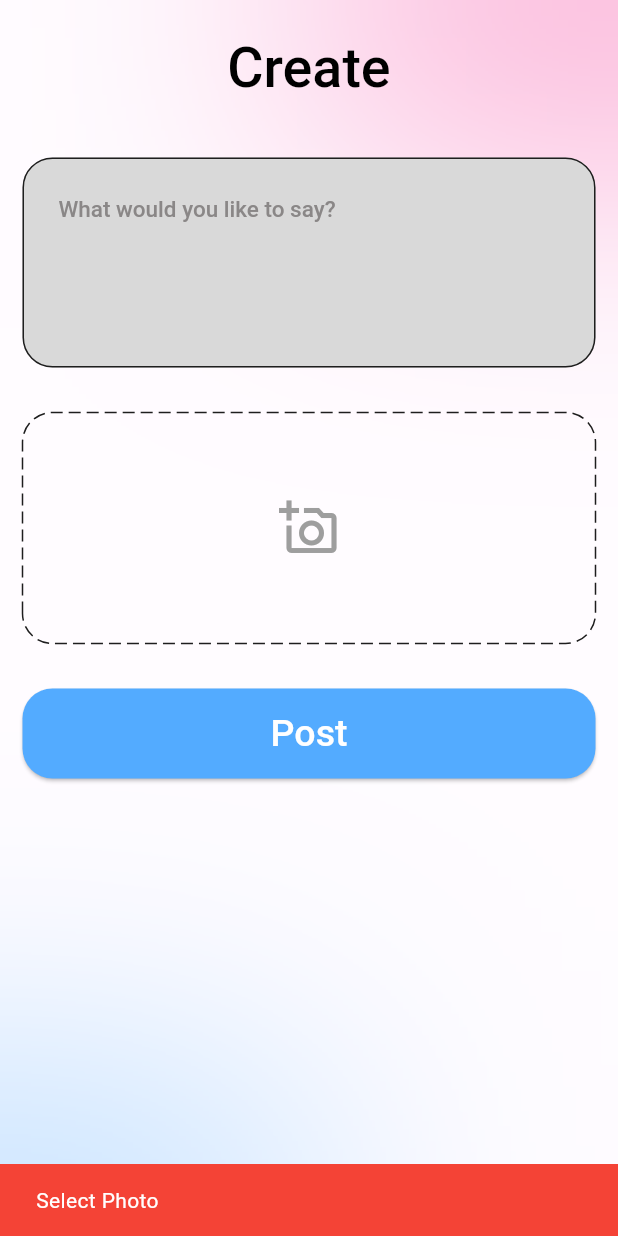
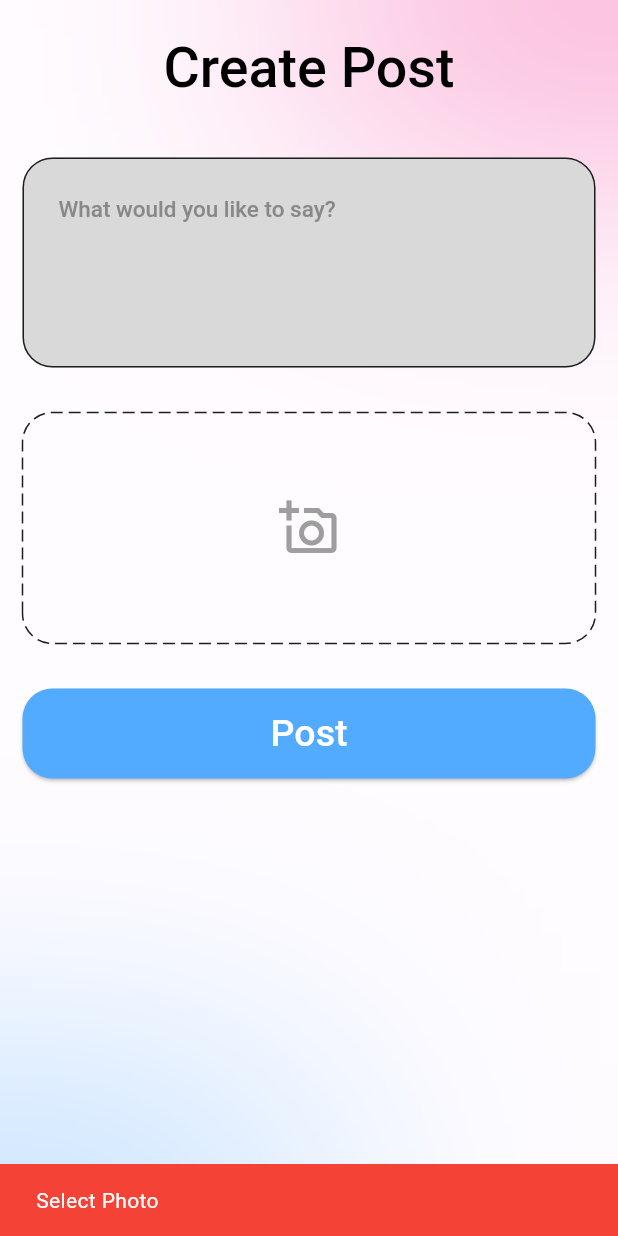
Before and after one commit to AnandhuA/SocialMedia, a Flutter app: the AddPostScreen screen opened directly, after a tap on "Post", on a phone screen of 412 x 824 dp. Run offline on Flutter 3.47's test engine with Material 3 defaults, Android fonts, the phone set to English and light mode, and no system bars; drawn by our look-alikes of dotted_border; our stand-ins replace bloc, firebase_auth, firebase_core, flutter_bloc, google_sign_in, image_picker and 4 more; accounts and stored records are empty.

Commit message:
post edited

```diff
--- a/lib/BLoC/Authentication/authentication_bloc.dart
+++ b/lib/BLoC/Authentication/authentication_bloc.dart
@@ -178,7 +178,7 @@ class AuthenticationBloc
         response.user != null &&
         response.user!.email != null) {
       String? email = response.user!.email;
-      log(response.user.toString());
+
       Response? finalResponse = await AuthenticationRepo.googleLogin(email!);
       if (finalResponse != null && finalResponse.statusCode == 200) {
         return emit(LoginSuccessState());
--- a/lib/BLoC/UserPost/user_post_event.dart
+++ b/lib/BLoC/UserPost/user_post_event.dart
@@ -16,7 +16,20 @@ final class PostButtonClickEvent extends UserPostEvent {
     required this.description,
   });
 }
+//-----------Edit Post Event-----------
 
+final class EditPostButtonClickEvent extends UserPostEvent {
+  final String description;
+  final XFile? imageFile;
+  final String? imageLink;
+  final String postId;
+
+  EditPostButtonClickEvent(
+      {required this.description,
+      required this.imageFile,
+      required this.imageLink,
+      required this.postId});
+}
 //-------------Featch my all posts event---------
 
 final class FeatchAllMyPostEvent extends UserPostEvent {}
--- a/lib/BLoC/UserPost/user_post_state.dart
+++ b/lib/BLoC/UserPost/user_post_state.dart
@@ -12,6 +12,8 @@ final class ImageSelectedState extends UserPostState {}
 final class AddPostLoadingState extends UserPostState {}
 
 final class AddPostSuccessState extends UserPostState {}
+
+final class EditPostSuccessState extends UserPostState{}
 
 final class AddPostErrorState extends UserPostState {
   final String error;
--- a/lib/presentation/AddPost/add_post_screen.dart
+++ b/lib/presentation/AddAndEditPost/add_post_screen.dart
@@ -7,15 +7,38 @@ import 'package:social_media/BLoC/UserPost/user_post_bloc.dart';
 import 'package:social_media/core/bacground.dart';
 import 'package:social_media/core/colors.dart';
 import 'package:social_media/core/size.dart';
-import 'package:social_media/presentation/AddPost/widgets/dotted_container.dart';
+import 'package:social_media/models/post_model.dart';
+import 'package:social_media/presentation/AddAndEditPost/widgets/dotted_container.dart';
 import 'package:social_media/presentation/CustomWidgets/custom_appbar.dart';
 import 'package:social_media/presentation/CustomWidgets/custom_snackbar.dart';
 import 'package:social_media/presentation/CustomWidgets/loading_button.dart';
 
-class AddPostScreen extends StatelessWidget {
-  AddPostScreen({super.key});
+class AddPostScreen extends StatefulWidget {
+  const AddPostScreen({
+    super.key,
+    this.editpost = false,
+    this.postModel,
+  });
+  final bool editpost;
+  final PostModel? postModel;
+
+  @override
+  State<AddPostScreen> createState() => _AddPostScreenState();
+}
+
+class _AddPostScreenState extends State<AddPostScreen> {
   XFile? imgFile;
+  String? postImage;
+
   final TextEditingController _descriptionController = TextEditingController();
+  @override
+  void initState() {
+    if (widget.editpost && widget.postModel != null) {
+      _descriptionController.text = widget.postModel!.description;
+      postImage = widget.postModel!.image;
+    }
+    super.initState();
+  }
 
   @override
   Widget build(BuildContext context) {
@@ -41,13 +64,22 @@ class AddPostScreen extends StatelessWidget {
                   );
                   _descriptionController.clear();
                   imgFile = null;
+                } else if (state is EditPostSuccessState) {
+                  customSnackbar(
+                    context: context,
+                    message: "Post Edited",
+                    color: successColor,
+                  );
+                  Navigator.pop(context);
+                  Navigator.pop(context);
                 }
               },
               builder: (context, state) {
                 return Column(
                   children: [
-                    const CustomAppbar(
-                      title: "Create",
+                    CustomAppbar(
+                      title: widget.editpost ? "Edit Post" : "Create Post",
+                      backButton: widget.editpost,
                     ),
                     constHeight30,
                     TextField(
@@ -100,7 +132,18 @@ class AddPostScreen extends StatelessWidget {
                         );
                       },
                       child: imgFile == null
-                          ? dottedContainer(height: 150, theme: theme)
+                          ? postImage != null
+                              ? SizedBox(
+                                  height: 200,
+                                  child: Image.network(
+                                    postImage!,
+                                    fit: BoxFit.fill,
+                                  ),
+                                )
+                              : dottedContainer(
+                                  height: 150,
+                                  theme: theme,
+                                )
                           : SizedBox(
                               height: 200,
                               child: Image.file(
@@ -116,8 +159,17 @@ class AddPostScreen extends StatelessWidget {
                           )
                         : ElevatedButton(
                             onPressed: () {
-                              if (imgFile != null) {
-                                context.read<UserPostBloc>().add(
+                              if (imgFile != null || postImage != null) {
+                                widget.editpost
+                                    ? context.read<UserPostBloc>().add(
+                                          EditPostButtonClickEvent(
+                                              description:
+                                                  _descriptionController.text,
+                                              imageLink: postImage,
+                                              imageFile: imgFile,
+                                              postId: widget.postModel!.id),
+                                        )
+                                    : context.read<UserPostBloc>().add(
                                           PostButtonClickEvent(
                                             imagePath: imgFile!.path,
                                             description:
--- a/lib/presentation/Home/widgets/post_widget.dart
+++ b/lib/presentation/Home/widgets/post_widget.dart
@@ -39,6 +39,7 @@ class PostWidget extends StatelessWidget {
             constWidth10,
             Column(
               mainAxisSize: MainAxisSize.min,
+              crossAxisAlignment: CrossAxisAlignment.start,
               children: [
                 Text(
                   userName,
--- a/lib/presentation/MainPage/main_page.dart
+++ b/lib/presentation/MainPage/main_page.dart
@@ -1,7 +1,7 @@
 import 'package:flutter/material.dart';
 import 'package:flutter_bloc/flutter_bloc.dart';
 import 'package:social_media/core/colors.dart';
-import 'package:social_media/presentation/AddPost/add_post_screen.dart';
+import 'package:social_media/presentation/AddAndEditPost/add_post_screen.dart';
 import 'package:social_media/BLoC/bottomNavigation/bottom_navigation_cubit.dart';
 import 'package:social_media/presentation/Home/home_screen.dart';
 import 'package:social_media/presentation/Message/message_screen.dart';
@@ -14,7 +14,7 @@ class MainPage extends StatelessWidget {
   static List<Widget> screens = [
     const HomeScreen(),
     const SearchScreen(),
-     AddPostScreen(),
+   const  AddPostScreen(),
     const NotificationScreen(),
     const MessageScreen(),
   ];
--- a/lib/repository/authentication/post_repo.dart
+++ b/lib/repository/authentication/post_repo.dart
@@ -3,6 +3,7 @@ import 'dart:developer';
 import 'dart:io';
 
 import 'package:http/http.dart' as http;
+import 'package:image_picker/image_picker.dart';
 import 'package:social_media/core/urls.dart';
 import 'package:social_media/repository/authentication/shared_preferences.dart';
 
@@ -82,4 +83,34 @@ class PostRepo {
       return null;
     }
   }
+
+  static Future<http.Response?> editPost({
+    required String description,
+    required XFile? imgFile,
+    required String postId,
+    required String? imageUrl,
+  }) async {
+    String image ="";
+    try {
+      if (imgFile != null) {
+         image = await PostRepo._uploadImage(imgFile.path);
+      }
+      final token = await getUsertoken();
+      final post = {
+        'imageUrl': imgFile == null ? imageUrl : image,
+        'description': description,
+      };
+      var response = await http.put(Uri.parse('$baseurl$editposturl/$postId'),
+          body: jsonEncode(post),
+          headers: {
+            "Content-Type": 'application/json',
+            'Authorization': 'Bearer $token'
+          });
+
+      return response;
+    } catch (e) {
+      log(e.toString());
+      return null;
+    }
+  }
 }
--- a/pubspec.yaml
+++ b/pubspec.yaml
@@ -46,6 +46,7 @@ dependencies:
   firebase_auth: ^5.1.0
   google_sign_in: ^6.2.1
   timeago: ^3.6.1
+  shimmer: ^3.0.0
 
 dev_dependencies:
   flutter_test:
```
Also changed, not shown: lib/BLoC/UserPost/user_post_bloc.dart (+34 -0 lines), lib/presentation/CustomWidgets/shimmer_widgets.dart (added, +142 -0 lines), lib/presentation/PostView/post_view_screen.dart (+11 -3 lines), lib/presentation/Profile/widgets/profile_section_two.dart (+9 -2 lines), lib/presentation/AddAndEditPost/widgets/dotted_container.dart (renamed from lib/presentation/AddPost/widgets/dotted_container.dart), pubspec.lock. Lines whose indentation alone changed are shown as unchanged.
